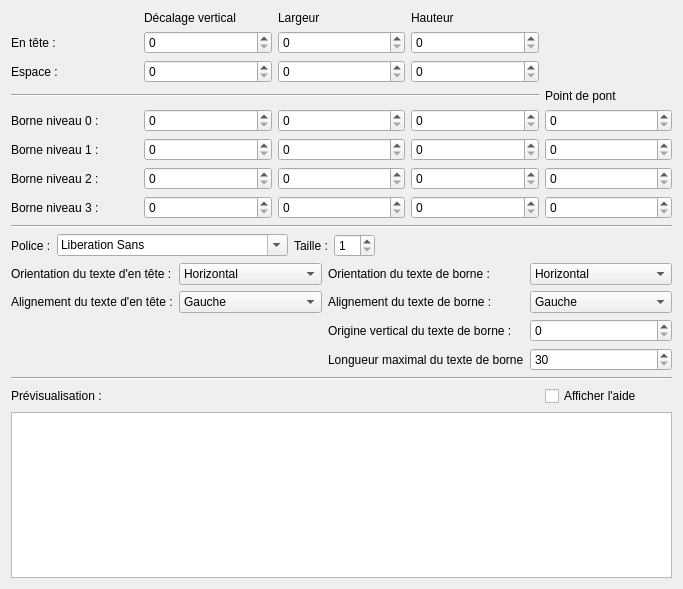
Old version of the form sources/TerminalStrip/ui/terminalstriplayouteditor.ui in the repository qelectrotech/qelectrotech-source-mirror.
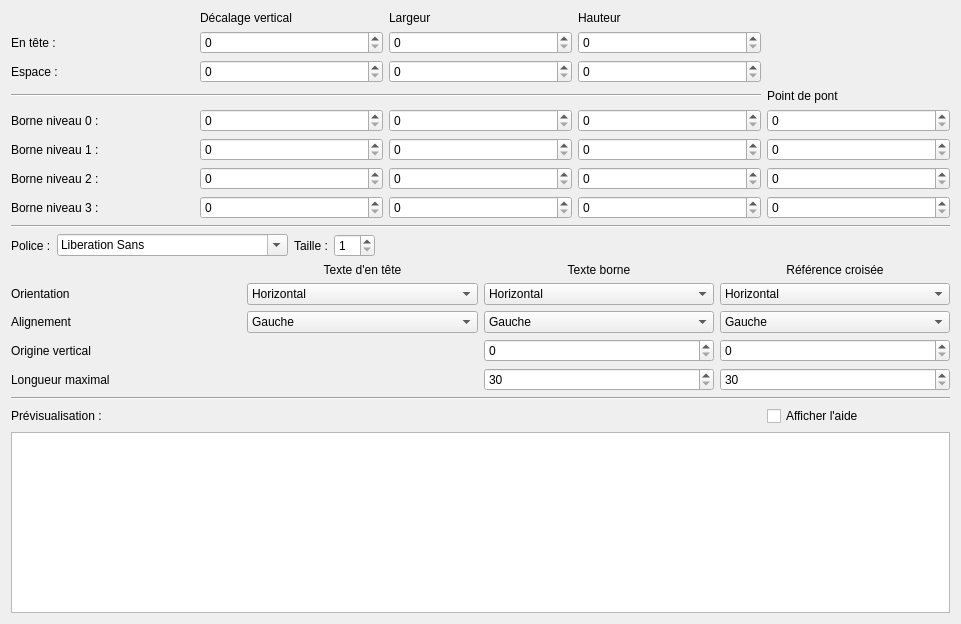
New version of the form.

Commit message: Terminal strip graphic item can display Xref of terminal

Patch:
```diff
--- a/sources/TerminalStrip/ui/terminalstriplayouteditor.ui
+++ b/sources/TerminalStrip/ui/terminalstriplayouteditor.ui
@@ -6,8 +6,8 @@
    <rect>
     <x>0</x>
     <y>0</y>
-    <width>683</width>
-    <height>589</height>
+    <width>961</width>
+    <height>624</height>
    </rect>
   </property>
   <property name="windowTitle">
@@ -213,13 +213,6 @@
       <property name="bottomMargin">
        <number>0</number>
       </property>
-      <item row="8" column="4">
-       <widget class="QLabel" name="label_19">
-        <property name="text">
-         <string>Longueur maximal du texte de borne</string>
-        </property>
-       </widget>
-      </item>
       <item row="5" column="3">
        <widget class="QComboBox" name="m_header_text_orientation_cb">
         <item>
@@ -253,38 +246,17 @@
         </item>
        </widget>
       </item>
-      <item row="5" column="5">
-       <widget class="QComboBox" name="m_terminal_text_orientation_cb">
-        <item>
-         <property name="text">
-          <string>Horizontal</string>
-         </property>
-        </item>
-        <item>
-         <property name="text">
-          <string>Vertical</string>
-         </property>
-        </item>
-       </widget>
-      </item>
       <item row="5" column="2">
        <widget class="QLabel" name="label_14">
         <property name="text">
-         <string>Orientation du texte d'en tête :</string>
+         <string>Orientation</string>
         </property>
        </widget>
       </item>
       <item row="6" column="2">
        <widget class="QLabel" name="label_15">
         <property name="text">
-         <string>Alignement du texte d'en tête :</string>
-        </property>
-       </widget>
-      </item>
-      <item row="7" column="4">
-       <widget class="QLabel" name="label_13">
-        <property name="text">
-         <string>Origine vertical du texte de borne :</string>
+         <string>Alignement</string>
         </property>
        </widget>
       </item>
@@ -343,26 +315,38 @@
         </layout>
        </widget>
       </item>
-      <item row="6" column="5">
-       <widget class="QComboBox" name="m_terminal_text_alignment_cb">
-        <item>
-         <property name="text">
-          <string>Gauche</string>
-         </property>
-        </item>
-        <item>
-         <property name="text">
-          <string>Centre</string>
-         </property>
-        </item>
-        <item>
-         <property name="text">
-          <string>Droite</string>
-         </property>
-        </item>
+      <item row="2" column="3">
+       <widget class="QLabel" name="label_20">
+        <property name="text">
+         <string>Texte d'en tête</string>
+        </property>
+        <property name="alignment">
+         <set>Qt::AlignCenter</set>
+        </property>
        </widget>
       </item>
-      <item row="8" column="5">
+      <item row="7" column="2">
+       <widget class="QLabel" name="label_13">
+        <property name="text">
+         <string>Origine vertical</string>
+        </property>
+       </widget>
+      </item>
+      <item row="8" column="2">
+       <widget class="QLabel" name="label_19">
+        <property name="text">
+         <string>Longueur maximal</string>
+        </property>
+       </widget>
+      </item>
+      <item row="7" column="4">
+       <widget class="QSpinBox" name="m_terminal_text_y_sb">
+        <property name="maximum">
+         <number>1000</number>
+        </property>
+       </widget>
+      </item>
+      <item row="8" column="4">
        <widget class="QSpinBox" name="m_terminal_text_height_sb">
         <property name="minimum">
          <number>30</number>
@@ -372,20 +356,106 @@
         </property>
        </widget>
       </item>
+      <item row="6" column="4">
+       <widget class="QComboBox" name="m_terminal_text_alignment_cb">
+        <item>
+         <property name="text">
+          <string>Gauche</string>
+         </property>
+        </item>
+        <item>
+         <property name="text">
+          <string>Centre</string>
+         </property>
+        </item>
+        <item>
+         <property name="text">
+          <string>Droite</string>
+         </property>
+        </item>
+       </widget>
+      </item>
       <item row="5" column="4">
-       <widget class="QLabel" name="label_16">
+       <widget class="QComboBox" name="m_terminal_text_orientation_cb">
+        <item>
+         <property name="text">
+          <string>Horizontal</string>
+         </property>
+        </item>
+        <item>
+         <property name="text">
+          <string>Vertical</string>
+         </property>
+        </item>
+       </widget>
+      </item>
+      <item row="2" column="4">
+       <widget class="QLabel" name="label_21">
         <property name="text">
-         <string>Orientation du texte de borne :</string>
+         <string>Texte borne</string>
         </property>
+        <property name="alignment">
+         <set>Qt::AlignCenter</set>
+        </property>
+       </widget>
+      </item>
+      <item row="2" column="5">
+       <widget class="QLabel" name="label_22">
+        <property name="text">
+         <string>Référence croisée</string>
+        </property>
+        <property name="alignment">
+         <set>Qt::AlignCenter</set>
+        </property>
+       </widget>
+      </item>
+      <item row="5" column="5">
+       <widget class="QComboBox" name="m_xref_orientation_cb">
+        <item>
+         <property name="text">
+          <string>Horizontal</string>
+         </property>
+        </item>
+        <item>
+         <property name="text">
+          <string>Vertical</string>
+         </property>
+        </item>
+       </widget>
+      </item>
+      <item row="6" column="5">
+       <widget class="QComboBox" name="m_xref_alignment_cb">
+        <item>
+         <property name="text">
+          <string>Gauche</string>
+         </property>
+        </item>
+        <item>
+         <property name="text">
+          <string>Centre</string>
+         </property>
+        </item>
+        <item>
+         <property name="text">
+          <string>Droite</string>
+         </property>
+        </item>
        </widget>
       </item>
       <item row="7" column="5">
-       <widget class="QSpinBox" name="m_terminal_text_y_sb"/>
+       <widget class="QSpinBox" name="m_xref_y_sb">
+        <property name="maximum">
+         <number>1000</number>
+        </property>
+       </widget>
       </item>
-      <item row="6" column="4">
-       <widget class="QLabel" name="label_17">
-        <property name="text">
-         <string>Alignement du texte de borne :</string>
+      <item row="8" column="5">
+       <widget class="QSpinBox" name="m_xref_height_sb">
+        <property name="minimum">
+         <number>30</number>
+        </property>
+        <property name="maximum">
+         <number>1000</number>
         </property>
        </widget>
       </item>
```
Left out of the diff: 74 changed lines with no effect on the pictures. The commit also changes 9 other files.
